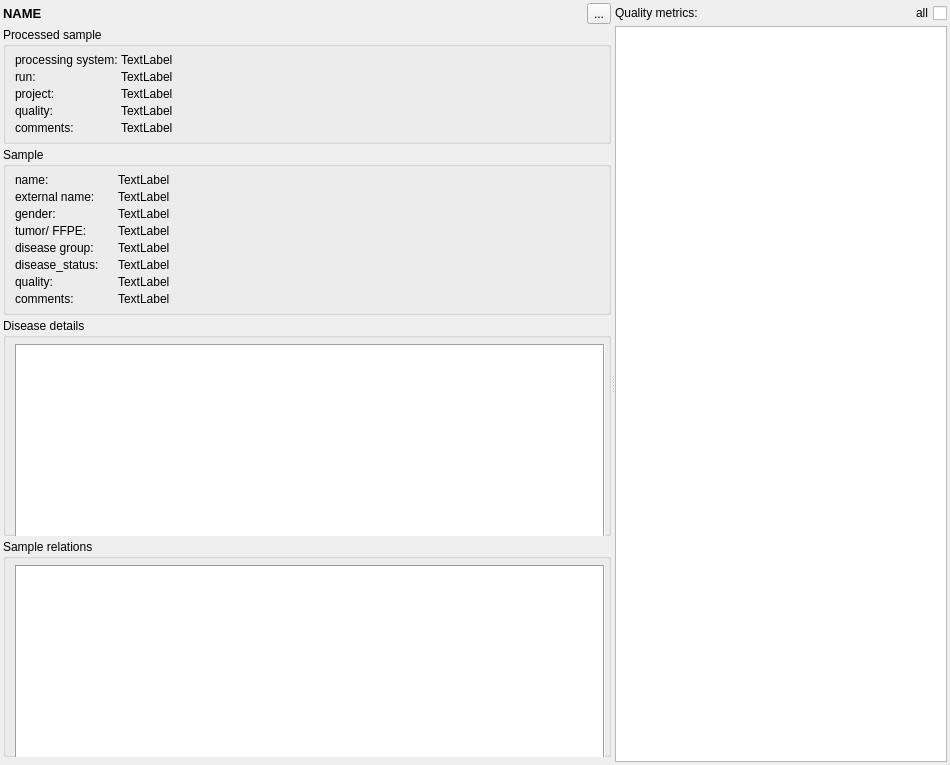
Before: the Qt Designer form src/GSvar/ProcessedSampleWidget.ui in imgag/ngs-bits, drawn with Qt 5.
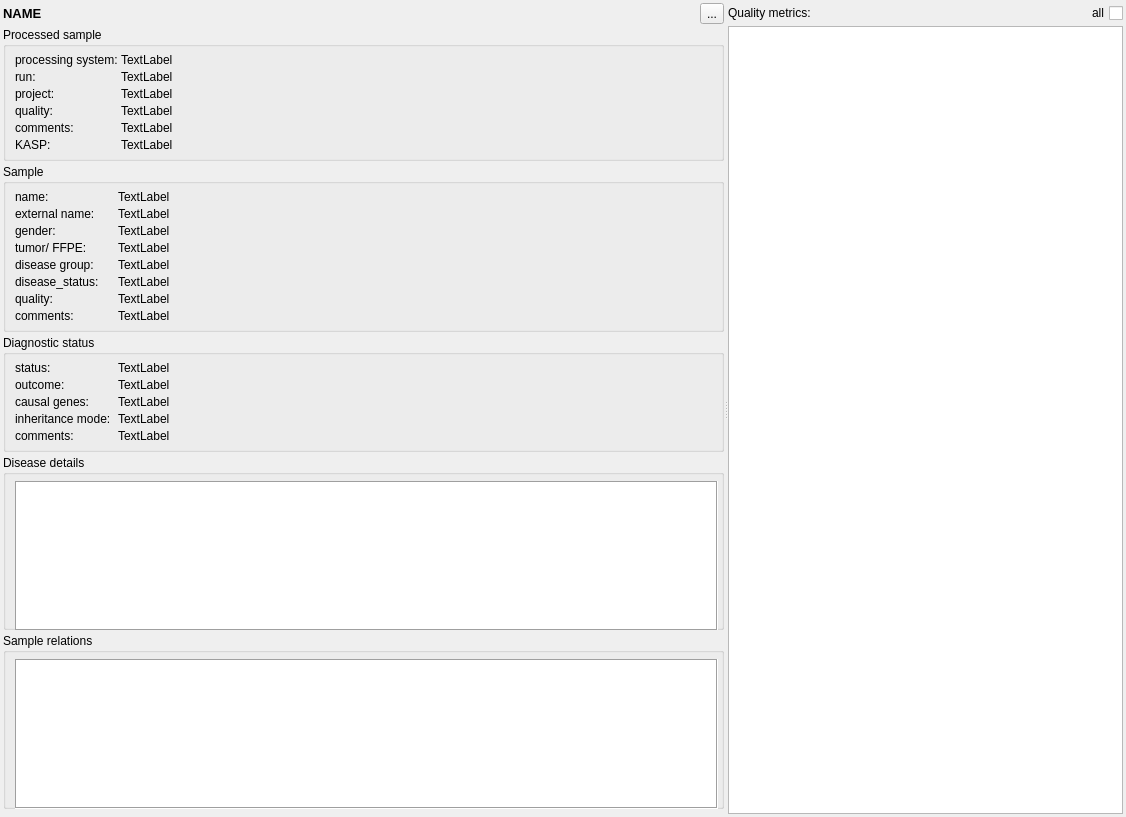
After: the same form once the commit is applied. Icons and pictures are not drawn. Custom widgets are drawn as their Qt base class.

The edit to the form file:
```diff
--- a/src/GSvar/ProcessedSampleWidget.ui
+++ b/src/GSvar/ProcessedSampleWidget.ui
@@ -6,8 +6,8 @@
    <rect>
     <x>0</x>
     <y>0</y>
-    <width>950</width>
-    <height>765</height>
+    <width>1126</width>
+    <height>817</height>
    </rect>
   </property>
   <property name="minimumSize">
@@ -210,6 +210,23 @@
             </property>
            </widget>
           </item>
+          <item row="5" column="0">
+           <widget class="QLabel" name="label_16">
+            <property name="toolTip">
+             <string>&lt;html&gt;&lt;head/&gt;&lt;body&gt;&lt;p&gt;Sample swap probability based on KASP assay&lt;/p&gt;&lt;/body&gt;&lt;/html&gt;</string>
+            </property>
+            <property name="text">
+             <string>KASP:</string>
+            </property>
+           </widget>
+          </item>
+          <item row="5" column="1">
+           <widget class="QLabel" name="kasp">
+            <property name="text">
+             <string>TextLabel</string>
+            </property>
+           </widget>
+          </item>
          </layout>
         </widget>
        </item>
@@ -376,7 +393,125 @@
            </widget>
           </item>
           <item row="7" column="1">
-           <widget class="QLabel" name="s_comments">
+           <widget class="QLabel" name="comments_sample">
+            <property name="text">
+             <string>TextLabel</string>
+            </property>
+            <property name="textInteractionFlags">
+             <set>Qt::LinksAccessibleByMouse|Qt::TextSelectableByMouse</set>
+            </property>
+           </widget>
+          </item>
+         </layout>
+        </widget>
+       </item>
+       <item>
+        <widget class="QGroupBox" name="groupBox_5">
+         <property name="title">
+          <string>Diagnostic status</string>
+         </property>
+         <property name="flat">
+          <bool>true</bool>
+         </property>
+         <layout class="QFormLayout" name="formLayout">
+          <property name="horizontalSpacing">
+           <number>3</number>
+          </property>
+          <property name="verticalSpacing">
+           <number>3</number>
+          </property>
+          <property name="topMargin">
+           <number>6</number>
+          </property>
+          <property name="rightMargin">
+           <number>3</number>
+          </property>
+          <property name="bottomMargin">
+           <number>6</number>
+          </property>
+          <item row="0" column="0">
+           <widget class="QLabel" name="label_13">
+            <property name="minimumSize">
+             <size>
+              <width>100</width>
+              <height>0</height>
+             </size>
+            </property>
+            <property name="text">
+             <string>status:</string>
+            </property>
+           </widget>
+          </item>
+          <item row="0" column="1">
+           <widget class="QLabel" name="status">
+            <property name="text">
+             <string>TextLabel</string>
+            </property>
+            <property name="textInteractionFlags">
+             <set>Qt::LinksAccessibleByMouse|Qt::TextSelectableByMouse</set>
+            </property>
+           </widget>
+          </item>
+          <item row="1" column="0">
+           <widget class="QLabel" name="label_17">
+            <property name="text">
+             <string>outcome:</string>
+            </property>
+           </widget>
+          </item>
+          <item row="2" column="0">
+           <widget class="QLabel" name="label_18">
+            <property name="text">
+             <string>causal genes:</string>
+            </property>
+           </widget>
+          </item>
+          <item row="3" column="0">
+           <widget class="QLabel" name="label_19">
+            <property name="text">
+             <string>inheritance mode:</string>
+            </property>
+           </widget>
+          </item>
+          <item row="4" column="0">
+           <widget class="QLabel" name="label_20">
+            <property name="text">
+             <string>comments:</string>
+            </property>
+           </widget>
+          </item>
+          <item row="1" column="1">
+           <widget class="QLabel" name="outcome">
+            <property name="text">
+             <string>TextLabel</string>
+            </property>
+            <property name="textInteractionFlags">
+             <set>Qt::LinksAccessibleByMouse|Qt::TextSelectableByMouse</set>
+            </property>
+           </widget>
+          </item>
+          <item row="2" column="1">
+           <widget class="QLabel" name="causal_genes">
+            <property name="text">
+             <string>TextLabel</string>
+            </property>
+            <property name="textInteractionFlags">
+             <set>Qt::LinksAccessibleByMouse|Qt::TextSelectableByMouse</set>
+            </property>
+           </widget>
+          </item>
+          <item row="3" column="1">
+           <widget class="QLabel" name="inheritance_mode">
+            <property name="text">
+             <string>TextLabel</string>
+            </property>
+            <property name="textInteractionFlags">
+             <set>Qt::LinksAccessibleByMouse|Qt::TextSelectableByMouse</set>
+            </property>
+           </widget>
+          </item>
+          <item row="4" column="1">
+           <widget class="QLabel" name="comments_diag">
             <property name="text">
              <string>TextLabel</string>
             </property>
@@ -433,7 +568,7 @@
             <property name="minimumSize">
              <size>
               <width>450</width>
-              <height>200</height>
+              <height>150</height>
              </size>
             </property>
             <property name="maximumSize">
@@ -482,7 +617,7 @@
             <property name="minimumSize">
              <size>
               <width>450</width>
-              <height>200</height>
+              <height>150</height>
              </size>
             </property>
             <property name="maximumSize">
```
Left out of the diff: 2 changed lines with no effect on the pictures.
